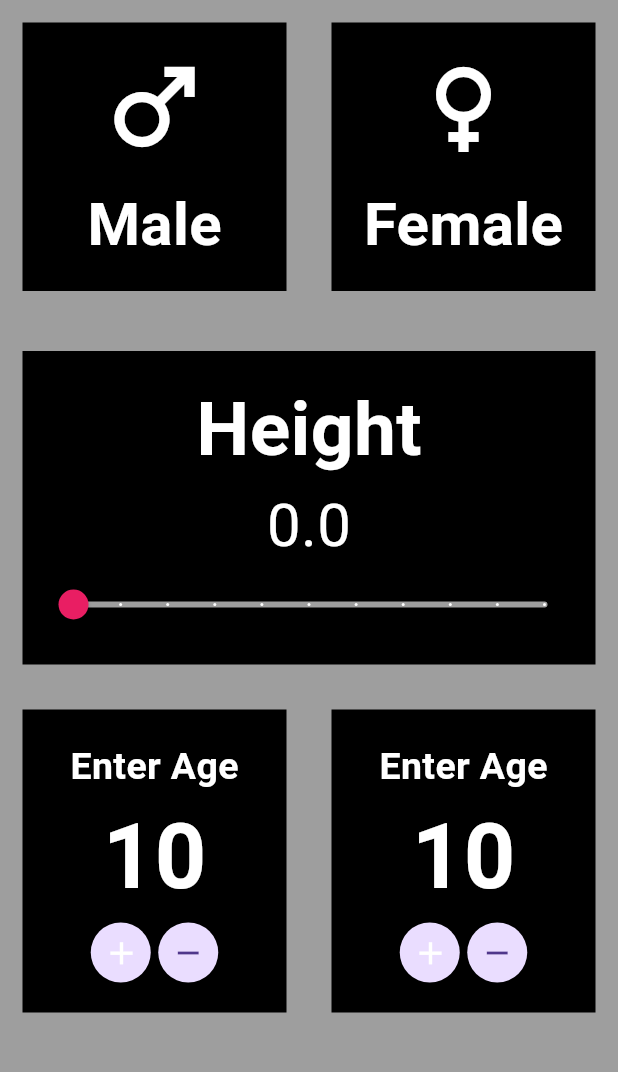
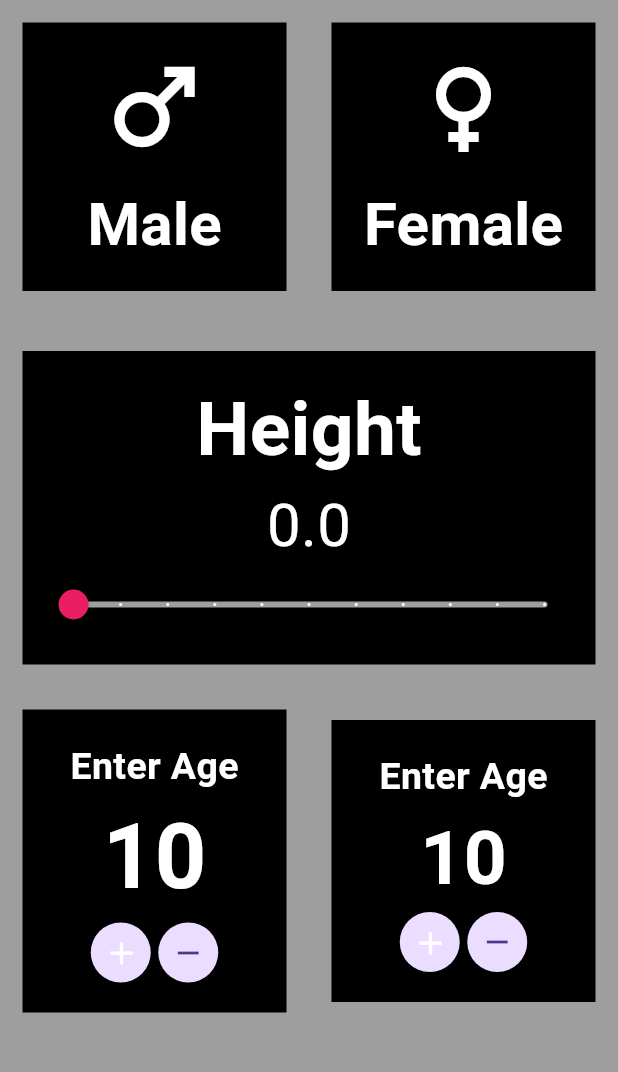
Before and after one commit to EhsanIlyas/bmi_calculator-Flutter, a Flutter app: the screen it shows after launch, on a phone screen of 412 x 824 dp, the part 84-1156 px from its top. Run offline on Flutter 3.47's test engine with Material 3 defaults, Android fonts, the phone set to English and light mode, and no system bars.

Commit message:
Update main.dart

```diff
--- a/lib/main.dart
+++ b/lib/main.dart
@@ -215,7 +215,7 @@ class _BmiCalculatorState extends State<BmiCalculator> {
                       ),
                       Text(
                         "$age",
-                        style: TextStyle(color: Colors.white,fontSize: 60,fontWeight: FontWeight.bold),
+                        style: TextStyle(color: Colors.white,fontSize: 50,fontWeight: FontWeight.bold),
                       ),
                       Row(
                         mainAxisAlignment: MainAxisAlignment.center,
```
